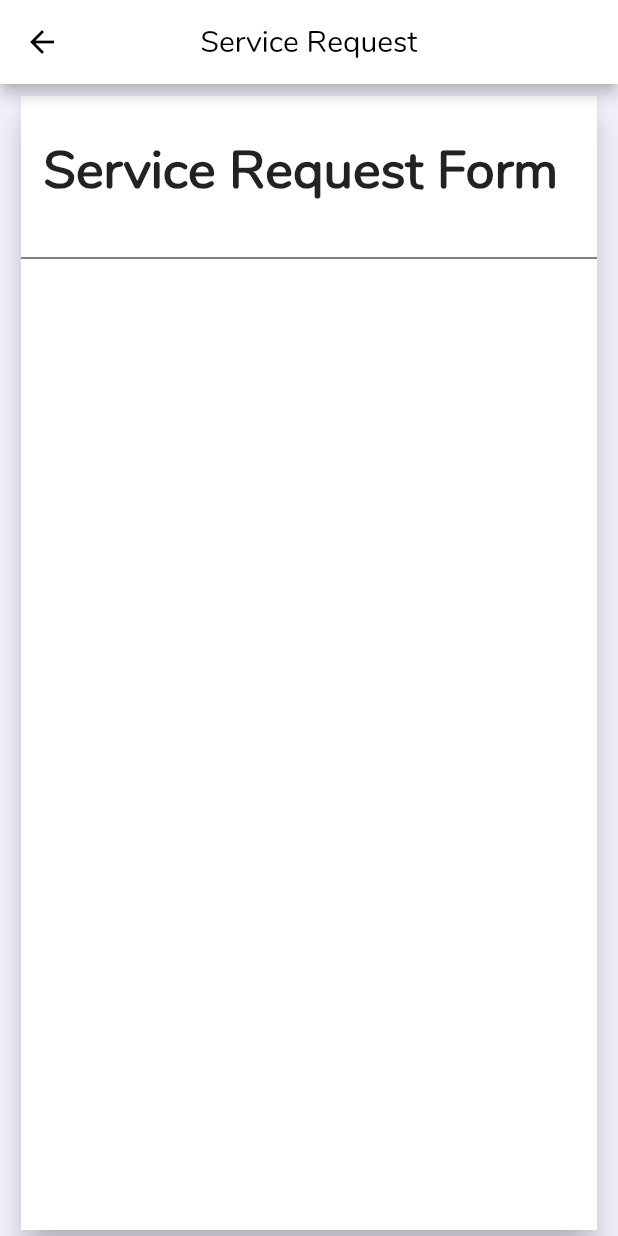
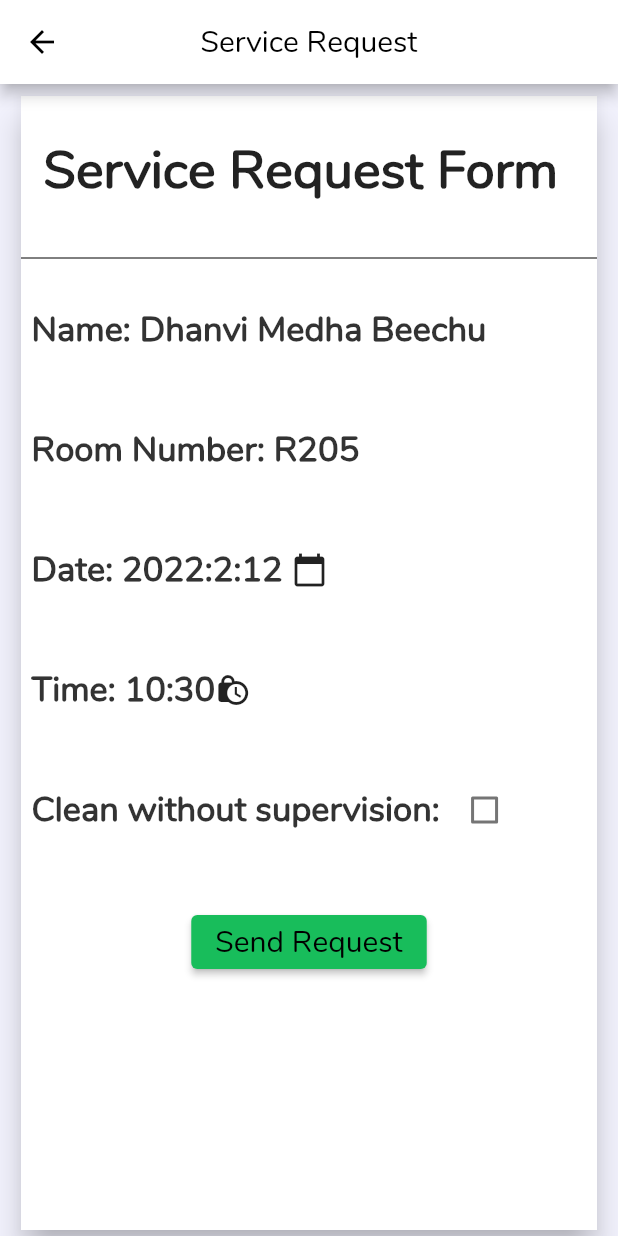
Before and after one commit to unbalancedvariance/CampusAutomation, a Flutter app: the SignUpPage screen opened by its route, on a phone screen of 412 x 824 dp. Run offline on Flutter 3.47's test engine with Material 2 defaults, Android fonts, the phone set to English and light mode, and no system bars; our stand-ins replace velocity_x.

Commit message:
test commit

```diff
--- a/campus_automation/lib/form.dart
+++ b/campus_automation/lib/form.dart
@@ -1,12 +1,13 @@
 import 'package:flutter/cupertino.dart';
 import 'package:flutter/material.dart';
 import 'size_config.dart';
-import 'package:velocity_x/velocity_x.dart';
+
 
 class SignUpPage extends StatelessWidget {
   @override
   static String tag = 'form';
-  const SignUpPage({Key? key}) : super(key: key);
+  SignUpPage({Key? key}) : super(key: key);
+
   Widget build(BuildContext context) {
 
     return Scaffold(
@@ -26,6 +27,7 @@ class SignUpPage extends StatelessWidget {
 class MyCardWidget extends StatelessWidget {
   @override
   Widget build(BuildContext context) {
+    DateTime pickeddate = DateTime.now();
     return Center(
         child: Container(
           width: SizeConfig.screenWidth,
@@ -49,8 +51,160 @@ class MyCardWidget extends StatelessWidget {
                 ),
                 Divider(
                     color: Colors.black
-                )
-              ],
+                ),
+                InkWell(
+                  onTap:(){},
+                  child:Container(
+                  width:(SizeConfig.screenWidth - 30),
+                  height:SizeConfig.screenHeight*0.10,
+                  child: Row(
+                    children: [
+                      Align(
+                        alignment: Alignment(0,0),
+                        child:Text(
+                            'Name:',
+                            style: TextStyle(fontWeight: FontWeight.bold,fontSize: 23.0,color: Colors.black.withOpacity(0.8))
+                        ),
+                      ),
+                      Align(
+                        alignment: Alignment(-0.9,0),
+                        child:Text(
+                            ' Dhanvi Medha Beechu',
+                            style: TextStyle(fontWeight: FontWeight.bold,fontSize: 23.0,color: Colors.black.withOpacity(0.8))
+                        ),
+                      ),
+                    ],
+
+                  ),
+
+        ),
+    ),
+                InkWell(
+                  onTap:(){},
+                  child:Container(
+                    width:(SizeConfig.screenWidth - 30),
+                    height:SizeConfig.screenHeight*0.10,
+                    child: Row(
+                      children: [
+                        Align(
+                          alignment: Alignment(-0.9,0),
+                          child:Text(
+                              'Room Number: ',
+                              style: TextStyle(fontWeight: FontWeight.bold,fontSize: 23.0,color: Colors.black.withOpacity(0.8))
+                          ),
+                        ),
+                        Align(
+                          alignment: Alignment(-0.9,0),
+                          child:Text(
+                              'R205',
+                              style: TextStyle(fontWeight: FontWeight.bold,fontSize: 23.0,color: Colors.black.withOpacity(0.8))
+                          ),
+                        ),
+                      ],
+
+                    ),
+
+                  ),
+                ),
+
+                // This is the date time picker part of the form
+                InkWell(
+                  onTap:(){},
+                  child:Container(
+                    width:(SizeConfig.screenWidth - 30),
+                    height:SizeConfig.screenHeight*0.10,
+                    child: Row(
+                      children: [
+                        Align(
+                          alignment: Alignment(-0.8,0),
+                          child:Text(
+                              "Date: ${pickeddate.year}:${pickeddate.month}:${pickeddate.day} ",
+                              style: TextStyle(fontWeight: FontWeight.bold,fontSize: 23.0,color: Colors.black.withOpacity(0.8))
+                          ),
+                        ),
+                        Align(
+                          alignment: Alignment(-0.8,0),
+                          child:Icon(
+                              Icons.calendar_today,
+                          ),
+                        ),
+                      ],
+
+                    ),
+
+                  ),
+                ),
+                InkWell(
+                  onTap:(){},
+                  child:Container(
+                    width:(SizeConfig.screenWidth - 30),
+                    height:SizeConfig.screenHeight*0.10,
+                    child: Row(
+                      children: [
+                        Align(
+                          alignment: Alignment(-0.8,0),
+                          child:Text(
+                              "Time: ${pickeddate.hour}:${pickeddate.minute}",
+                              style: TextStyle(fontWeight: FontWeight.bold,fontSize: 23.0,color: Colors.black.withOpacity(0.8))
+                          ),
+                        ),
+                        Align(
+                          alignment: Alignment(-0.8,0),
+                          child:Icon(
+                            Icons.lock_clock,
+                          ),
+                        ),
+                      ],
+
+                    ),
+
+                  ),
+                ),
+                InkWell(
+                  onTap:(){},
+                  child:Container(
+                    width:(SizeConfig.screenWidth - 30),
+                    height:SizeConfig.screenHeight*0.10,
+                    child: Row(
+                      children: [
+                        Align(
+                          alignment: Alignment(-0.8,0),
+                          child:Text(
+                              'Clean without supervision: ',
+                              style: TextStyle(fontWeight: FontWeight.bold,fontSize: 23.0,color: Colors.black.withOpacity(0.8))
+                          ),
+                        ),
+                        Align(
+                          //   alignment: Alignment(-0.9,0),
+                          child:Checkbox(
+                            value: false,
+                            onChanged:(bool? value){
+                            },
+                          ),
+                        ),
+                      ],
+
+                    ),
+
+                  ),
+                ),
+          InkWell(
+            child:Container(
+              width:(SizeConfig.screenWidth - 30),
+              height:SizeConfig.screenHeight*0.10,
+          child:Align(
+            alignment: Alignment(0,0.5),
+            child: ElevatedButton(
+              onPressed: () {},
+              child: const Text('Send Request', style: TextStyle(fontSize: 20)),
+              style: ButtonStyle(
+                backgroundColor: MaterialStateProperty.all<Color>(Color(0xFF18BD5B)),
+              ),
+            ),
+          ),
+            ),
+          ),
+    ],
             ),
           ),
         )
--- a/campus_automation/pubspec.yaml
+++ b/campus_automation/pubspec.yaml
@@ -29,12 +29,13 @@ environment:
 dependencies:
   flutter:
     sdk: flutter
+
+
   # The following adds the Cupertino Icons font to your application.
   # Use with the CupertinoIcons class for iOS style icons.
   cupertino_icons: ^1.0.2
 
 dev_dependencies:
-  velocity_x: 3.4.0
   flutter_test:
     sdk: flutter
 
```
Also changed, not shown: campus_automation/pubspec.lock.
